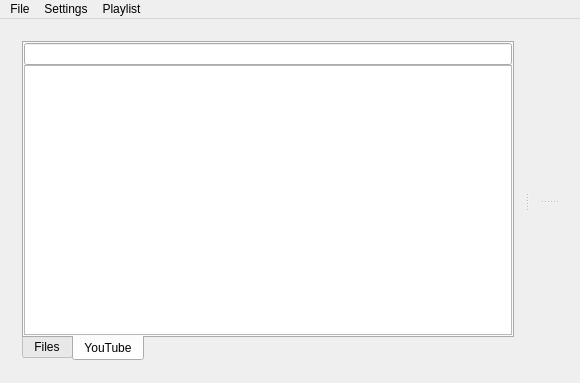
Old version of the form src/mainapp/mainwindow.ui in the repository ABuus/partyplayer.
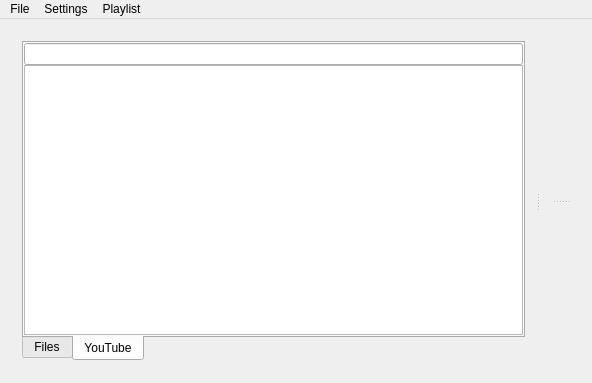
New version of the form. The open tabs and pages were chosen to show the change. Icons and pictures are not drawn. Custom widgets are drawn as their Qt base class.

Commit message: youtube search cleanup

```diff
--- a/src/mainapp/mainwindow.ui
+++ b/src/mainapp/mainwindow.ui
@@ -6,7 +6,7 @@
    <rect>
     <x>0</x>
     <y>0</y>
-    <width>580</width>
+    <width>592</width>
     <height>383</height>
    </rect>
   </property>
@@ -42,7 +42,7 @@
            <enum>QTabWidget::South</enum>
           </property>
           <property name="currentIndex">
-           <number>0</number>
+           <number>1</number>
           </property>
           <widget class="QWidget" name="tab">
            <attribute name="title">
@@ -96,10 +96,10 @@
                <number>0</number>
               </property>
               <item>
-               <widget class="QLineEdit" name="searchLineEdit"/>
+               <widget class="QLineEdit" name="youtubeSearchLineEdit"/>
               </item>
               <item>
-               <widget class="SearchView" name="searchView">
+               <widget class="YoutubeSearchView" name="youtubeSearchView">
                 <property name="editTriggers">
                  <set>QAbstractItemView::NoEditTriggers</set>
                 </property>
@@ -153,8 +153,8 @@
     <rect>
      <x>0</x>
      <y>0</y>
-     <width>580</width>
-     <height>22</height>
+     <width>592</width>
+     <height>21</height>
     </rect>
    </property>
    <widget class="QMenu" name="menuFile">
@@ -308,9 +308,9 @@
  <layoutdefault spacing="6" margin="11"/>
  <customwidgets>
   <customwidget>
-   <class>SearchView</class>
+   <class>YoutubeSearchView</class>
    <extends>QListView</extends>
-   <header>searchview.h</header>
+   <header>youtubesearchview.h</header>
   </customwidget>
  </customwidgets>
  <resources>
```
The commit also changes 10 other files.
